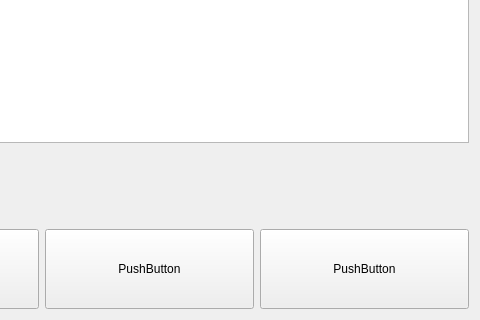
Above: front/ui/new_index.ui from FabioF9/GSB-AppliVisiteur before the change; both pictures show x 397 to 877 and y 365 to 685 of the 877 by 685 pixel window. Below: the same form after it.
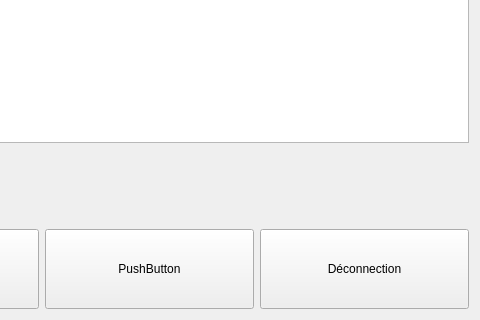
That is the form after the change.

Commit message: ajout déconnection

What changed in the file:
```diff
--- a/front/ui/new_index.ui
+++ b/front/ui/new_index.ui
@@ -121,7 +121,7 @@
         </size>
        </property>
        <property name="text">
-        <string>PushButton</string>
+        <string>Déconnection</string>
        </property>
       </widget>
      </item>
```
Left out of the diff: 4 changed lines with no effect on the pictures. The commit also changes 2 other files.
